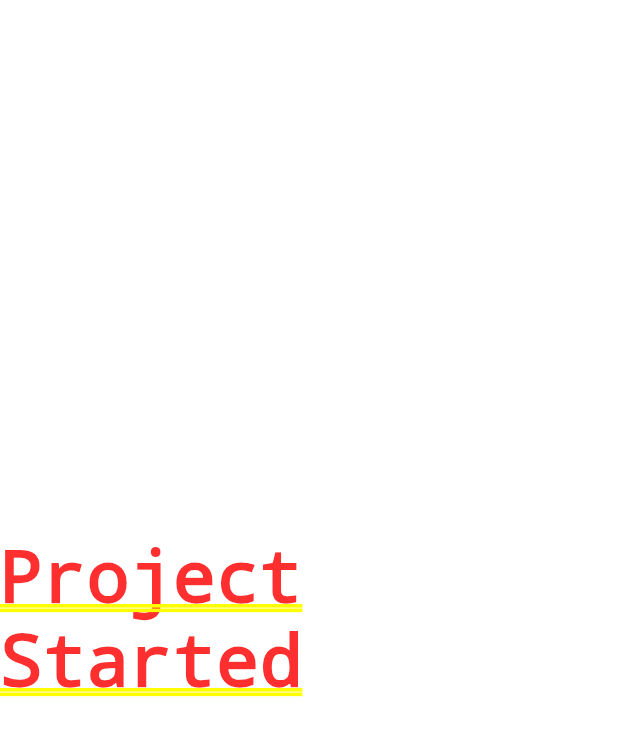
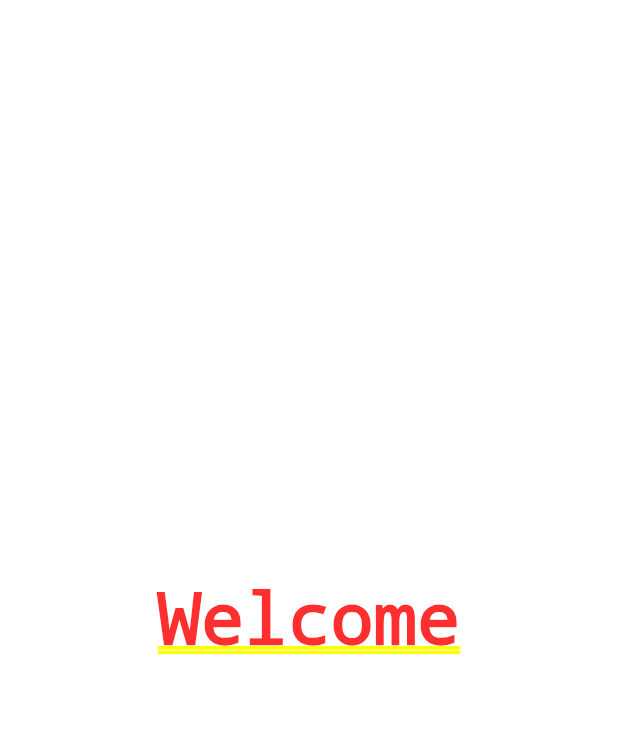
Before and after one commit to muteeurrehman/firebase_chat, a Flutter app: the screen it shows after launch, on a phone screen of 412 x 824 dp. Shown: the top 736 px of the screen. Run offline on Flutter 3.47's test engine with Material 3 defaults, Android fonts, the phone set to English and light mode, and no system bars; our stand-ins replace firebase_core, get; accounts and stored records are empty.

Commit message:
Setup welcome screen

```diff
--- /dev/null
+++ b/lib/common/routes/app_routes.dart
@@ -0,0 +1,10 @@
+class AppRoutes {
+  static const initial = '/';
+  static const signIn = '/sign_in';
+  static const chat = '/chat';
+  static const profile = '/profile';
+  static const photoView = '/photo_view';
+  static const message = '/message';
+  static const contact = '/contact';
+  static const application = '/application';
+}
--- /dev/null
+++ b/lib/common/routes/screens.dart
@@ -0,0 +1,17 @@
+import 'package:chat_using_firebase/common/routes/app_routes.dart';
+import 'package:chat_using_firebase/screens/weclome/binding.dart';
+import 'package:chat_using_firebase/screens/weclome/view.dart';
+import 'package:get/get_navigation/get_navigation.dart';
+
+class AppScreens {
+  static const initial = AppRoutes.initial;
+  static const application = AppRoutes.application;
+
+  static final List<GetPage> routes = [
+    GetPage(
+      name: initial,
+      page: () => const WelcomeScreen(),
+      binding: WelcomeBinding(),
+    )
+  ];
+}
--- a/lib/main.dart
+++ b/lib/main.dart
@@ -1,6 +1,9 @@
+import 'package:chat_using_firebase/common/routes/app_routes.dart';
+import 'package:chat_using_firebase/common/routes/screens.dart';
 import 'package:chat_using_firebase/firebase_options.dart';
 import 'package:firebase_core/firebase_core.dart';
 import 'package:flutter/material.dart';
+import 'package:get/get_navigation/src/root/get_material_app.dart';
 
 void main() {
   WidgetsFlutterBinding.ensureInitialized();
@@ -14,7 +17,7 @@ class MyApp extends StatelessWidget {
   // This widget is the root of your application.
   @override
   Widget build(BuildContext context) {
-    return MaterialApp(
+    return GetMaterialApp(
       title: 'Flutter Demo',
       theme: ThemeData(
         // This is the theme of your application.
@@ -35,7 +38,8 @@ class MyApp extends StatelessWidget {
         colorScheme: ColorScheme.fromSeed(seedColor: Colors.deepPurple),
         useMaterial3: true,
       ),
-      home: const SafeArea(child: Center(child: Text("Project Started"))),
+      initialRoute: AppRoutes.initial,
+      getPages: AppScreens.routes,
     );
   }
 }
--- /dev/null
+++ b/lib/screens/weclome/binding.dart
@@ -0,0 +1,9 @@
+import 'package:chat_using_firebase/screens/weclome/controller.dart';
+import 'package:get/get.dart';
+
+class WelcomeBinding implements Bindings {
+  @override
+  void dependencies() {
+    Get.lazyPut<WelcomeController>(() => WelcomeController());
+  }
+}
--- /dev/null
+++ b/lib/screens/weclome/controller.dart
@@ -0,0 +1,8 @@
+import 'package:chat_using_firebase/screens/weclome/state.dart';
+import 'package:get/get_state_manager/get_state_manager.dart';
+
+class WelcomeController extends GetxController {
+  final state = WelcomeState();
+
+  WelcomeController();
+}
--- /dev/null
+++ b/lib/screens/weclome/state.dart
@@ -0,0 +1,5 @@
+import 'package:get/get.dart';
+
+class WelcomeState {
+  var index = 0.obs;
+}
--- /dev/null
+++ b/lib/screens/weclome/view.dart
@@ -0,0 +1,14 @@
+import 'package:chat_using_firebase/screens/weclome/controller.dart';
+import 'package:flutter/material.dart';
+import 'package:get/get_state_manager/get_state_manager.dart';
+
+class WelcomeScreen extends GetView<WelcomeController> {
+  const WelcomeScreen({super.key});
+
+  @override
+  Widget build(BuildContext context) {
+    return const Center(
+      child: Text("Welcome"),
+    );
+  }
+}
```
Also changed, not shown: lib/screens/weclome/index.dart (added).
